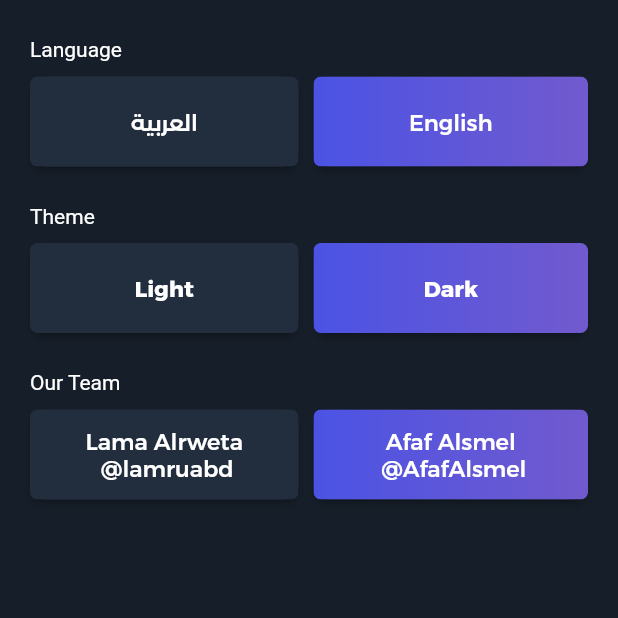
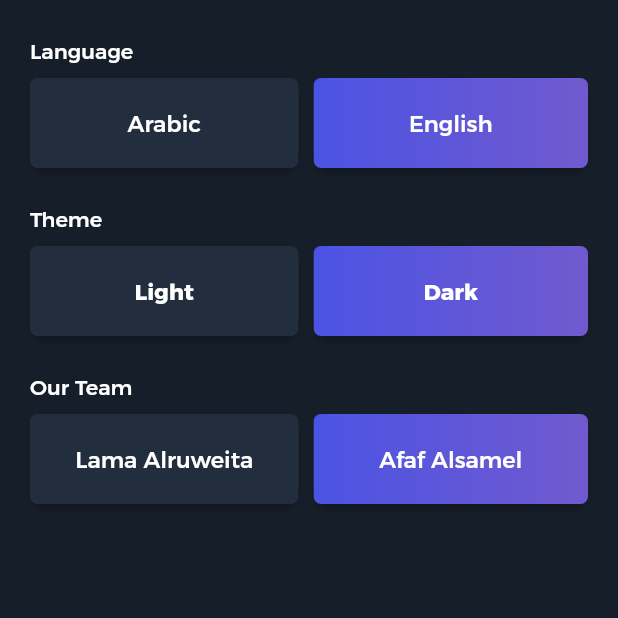
Before and after one commit to lamaAlrweta/countdown_app, a Flutter app: the SettingsScreen screen opened directly, on a phone screen of 412 x 824 dp, the top half of it. Run offline on Flutter 3.47's test engine with Material 2 defaults, Android fonts, the phone set to English and light mode, and no system bars; generated files the repository leaves out were written again.

Commit message:
Finishing localizations

```diff
--- a/lib/screens/home_screen.dart
+++ b/lib/screens/home_screen.dart
@@ -1,5 +1,4 @@
 import 'package:countdown/widgets/countdown_card.dart';
-import '../widgets/customized_appbar.dart';
 import 'package:flutter/material.dart';
 
 class HomeScreen extends StatelessWidget {
--- a/lib/screens/setting_screen.dart
+++ b/lib/screens/setting_screen.dart
@@ -1,6 +1,5 @@
 import 'package:flutter/material.dart';
 import 'package:flutter_gen/gen_l10n/app_localizations.dart';
-
 
 import '../widgets/settings_button_widgets.dart';
 
@@ -25,16 +24,17 @@ class _SettingsScreenState extends State<SettingsScreen> {
         body: SingleChildScrollView(
           child: Padding(
             padding: const EdgeInsets.only(left: 20, right: 20),
-            child: Column(children: [
+            child: Column(
+              children: [
                 SizedBox(
                   height: 25,
                 ),
                 SettingsButtons(
-                textonTop: "Language",
+                  textonTop: AppLocalizations.of(context).language,
                   // function1: () {},
                   // function2: () {},
-                buttonName1: "العربية" ,
-                buttonName2: "English",
+                  buttonName1: AppLocalizations.of(context).arabic,
+                  buttonName2: AppLocalizations.of(context).english,
                   height: 60,
                   width: 110,
                 ),
@@ -42,11 +42,11 @@ class _SettingsScreenState extends State<SettingsScreen> {
                   height: 25,
                 ),
                 SettingsButtons(
-                textonTop: "Theme",
+                  textonTop: AppLocalizations.of(context).theme,
                   // function1: () {},
                   // function2: () {},
-                buttonName1: "Light",
-                buttonName2: "Dark",
+                  buttonName1: AppLocalizations.of(context).light,
+                  buttonName2: AppLocalizations.of(context).dark,
                   height: 60,
                   width: 110,
                   font: FontWeight.w600,
@@ -55,17 +55,20 @@ class _SettingsScreenState extends State<SettingsScreen> {
                   height: 25,
                 ),
                 SettingsButtons(
-                textonTop: "Our Team",
+                  textonTop: AppLocalizations.of(context).ourTeam,
                   // function1: () {},
                   // function2: () {},
-                buttonName1: "Lama Alrweta\n @lamruabd",
-                buttonName2: "Afaf Alsmel\n @AfafAlsmel",
+                  buttonName1: AppLocalizations.of(context).lama,
+                  buttonName2: AppLocalizations.of(context).afaf,
                   height: 50,
                   width: 110,
                   font: FontWeight.normal,
                 ),
-            ])),
-      )),
+              ],
+            ),
+          ),
+        ),
+      ),
     );
   }
 }
--- a/lib/widgets/settings_button_widgets.dart
+++ b/lib/widgets/settings_button_widgets.dart
@@ -1,4 +1,5 @@
 import 'package:flutter/material.dart';
+import 'package:flutter_gen/gen_l10n/app_localizations.dart';
 
 class SettingsButtons extends StatefulWidget {
   final String textonTop;
@@ -39,11 +40,15 @@ class _SettingsButtonsState extends State<SettingsButtons> {
   @override
   Widget build(BuildContext context) {
     return Container(
-        child: Column(
-            crossAxisAlignment: CrossAxisAlignment.start,
-            textDirection: TextDirection.ltr,
+        child: Column(crossAxisAlignment: CrossAxisAlignment.start,
+            //textDirection: TextDirection.ltr,
             children: [
-          Text(widget.textonTop),
+          Text(
+            widget.textonTop,
+            style: TextStyle(
+              fontFamily: 'Montserrat-Arabic',
+            ),
+          ),
           SizedBox(height: 10),
           Container(
             child: Row(
```
Also changed, not shown: lib/l10n/app_ar.arb (+18 -1 lines), lib/l10n/app_en.arb (+17 -1 lines), lib/screens/tabbarScreen.dart (+10 -9 lines), lib/widgets/countdown_card.dart (+9 -5 lines), lib/widgets/customized_appbar.dart (+12 -3 lines), pubspec.lock. Lines whose indentation alone changed are shown as unchanged.
